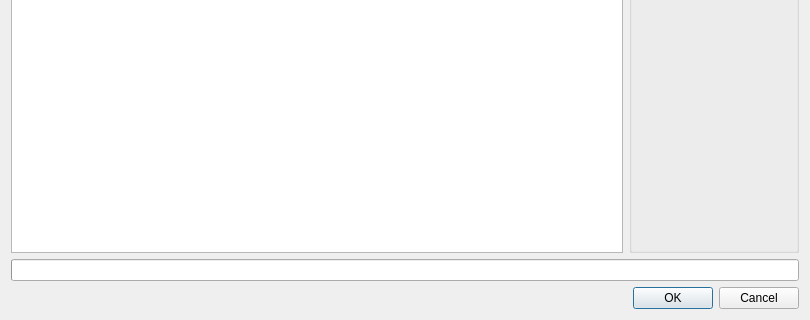
Before: the Qt Designer form src/FileExtractor/FileExtractorDialog.ui in LarvalExtract/MGF-Explorer, drawn with Qt 5; both pictures show x 0 to 810 and y 265 to 585 of the 810 by 585 pixel window.
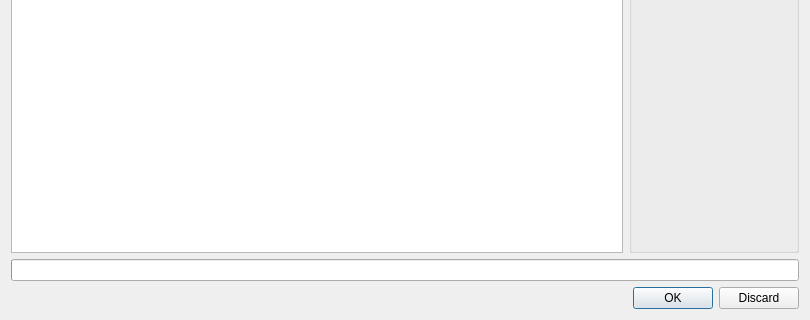
After: the same form once the commit is applied.

Diff of the .ui file:
```diff
--- a/src/FileExtractor/FileExtractorDialog.ui
+++ b/src/FileExtractor/FileExtractorDialog.ui
@@ -151,7 +151,7 @@
         <enum>Qt::Horizontal</enum>
        </property>
        <property name="standardButtons">
-        <set>QDialogButtonBox::Cancel|QDialogButtonBox::Ok</set>
+        <set>QDialogButtonBox::Discard|QDialogButtonBox::Ok</set>
        </property>
        <property name="centerButtons">
         <bool>false</bool>
```
Left out of the diff: 35 changed lines with no effect on the pictures.
